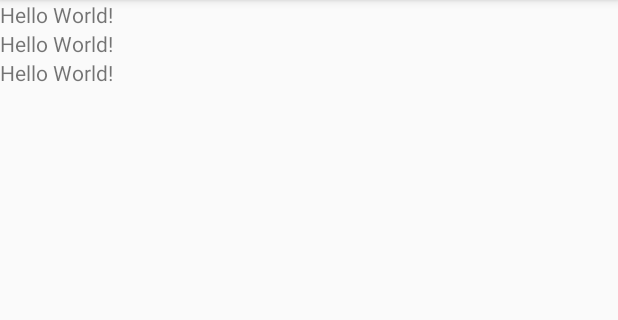
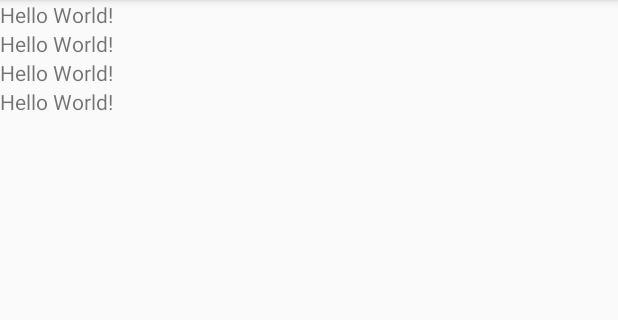
Before and after one commit to xwsm/TestGithubDemo, an Android app: the screen it shows after launch (MainActivity), on a phone screen of 412 x 824 dp, the part 84-404 px from its top. Run offline under Robolectric (Android 15) with nearby library versions, the phone set to English and light mode, and no system bars.

Commit message:
intiView22222

```diff
--- /dev/null
+++ b/app/src/main/java/com/test/demo/testFragment.java
@@ -0,0 +1,31 @@
+package com.test.demo;
+
+import android.os.Bundle;
+import android.view.LayoutInflater;
+import android.view.View;
+import android.view.ViewGroup;
+
+import androidx.annotation.NonNull;
+import androidx.annotation.Nullable;
+import androidx.fragment.app.Fragment;
+
+/**
+ * 2019 重庆指讯科技股份有限公司
+ *
+ * @author: hkc #3
+ * @date: 2019/12/25 15:01
+ * @description:
+ */
+public class testFragment extends Fragment {
+
+    @Nullable
+    @Override
+    public View onCreateView(@NonNull LayoutInflater inflater, @Nullable ViewGroup container, @Nullable Bundle savedInstanceState) {
+        return inflater.inflate(R.layout.activity_main,container,false);
+    }
+
+    @Override
+    public void onCreate(@Nullable Bundle savedInstanceState) {
+        super.onCreate(savedInstanceState);
+    }
+}
--- a/app/src/main/res/layout/activity_main.xml
+++ b/app/src/main/res/layout/activity_main.xml
@@ -35,4 +35,13 @@
         app:layout_constraintRight_toRightOf="parent"
         app:layout_constraintTop_toTopOf="parent" />
 
+    <TextView
+        android:id="@+id/text2"
+        android:layout_width="wrap_content"
+        android:layout_height="wrap_content"
+        android:text="Hello World!"
+        app:layout_constraintBottom_toBottomOf="parent"
+        app:layout_constraintLeft_toLeftOf="parent"
+        app:layout_constraintRight_toRightOf="parent"
+        app:layout_constraintTop_toTopOf="parent" />
 </LinearLayout>
```
